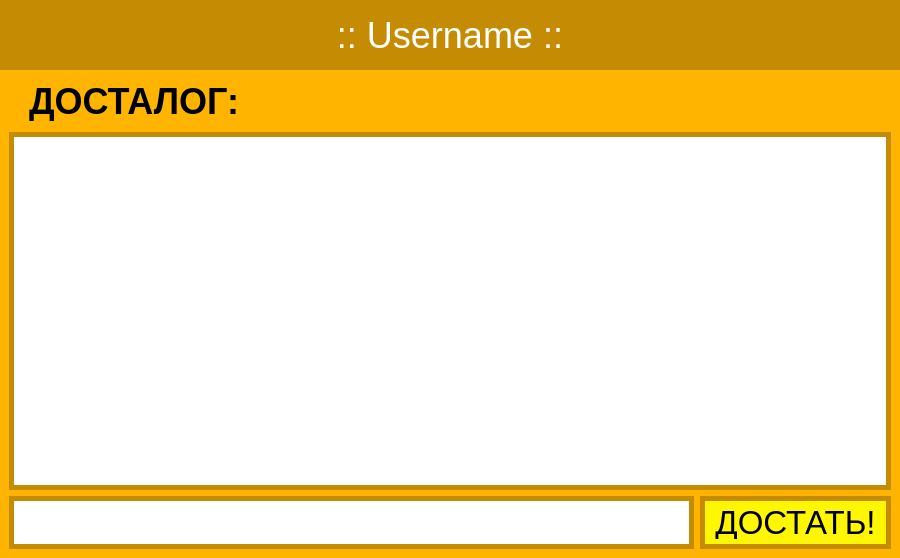
Before: the Qt Designer form PesterChum/userchat.ui in S032/PesterChum, drawn with Qt 5.
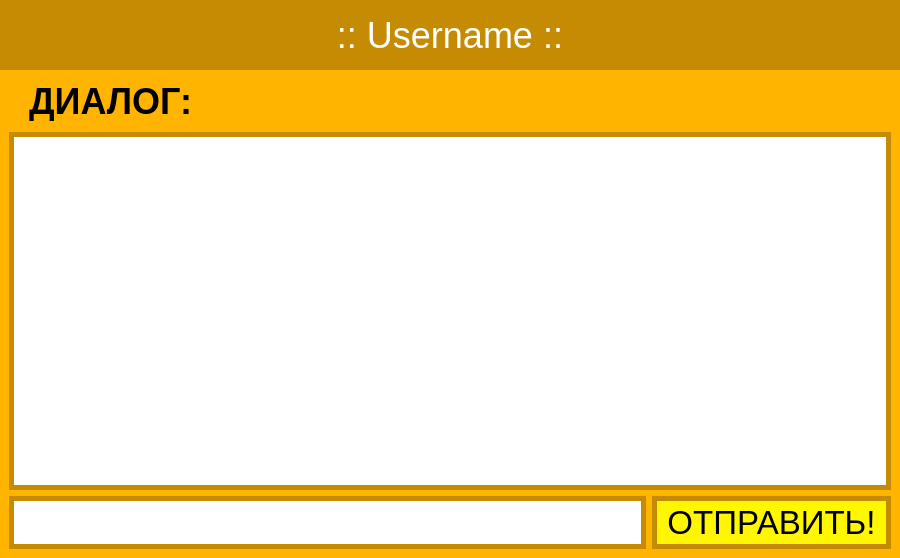
After: the same form once the commit is applied.

```diff
--- a/PesterChum/userchat.ui
+++ b/PesterChum/userchat.ui
@@ -311,7 +311,7 @@
         <string notr="true">color: rgb(0, 0, 0);</string>
        </property>
        <property name="text">
-        <string>ДОСТАЛОГ:</string>
+        <string>ДИАЛОГ:</string>
        </property>
       </widget>
      </item>
@@ -418,7 +418,7 @@
 }</string>
        </property>
        <property name="text">
-        <string>ДОСТАТЬ!</string>
+        <string>ОТПРАВИТЬ!</string>
        </property>
       </widget>
      </item>
```
